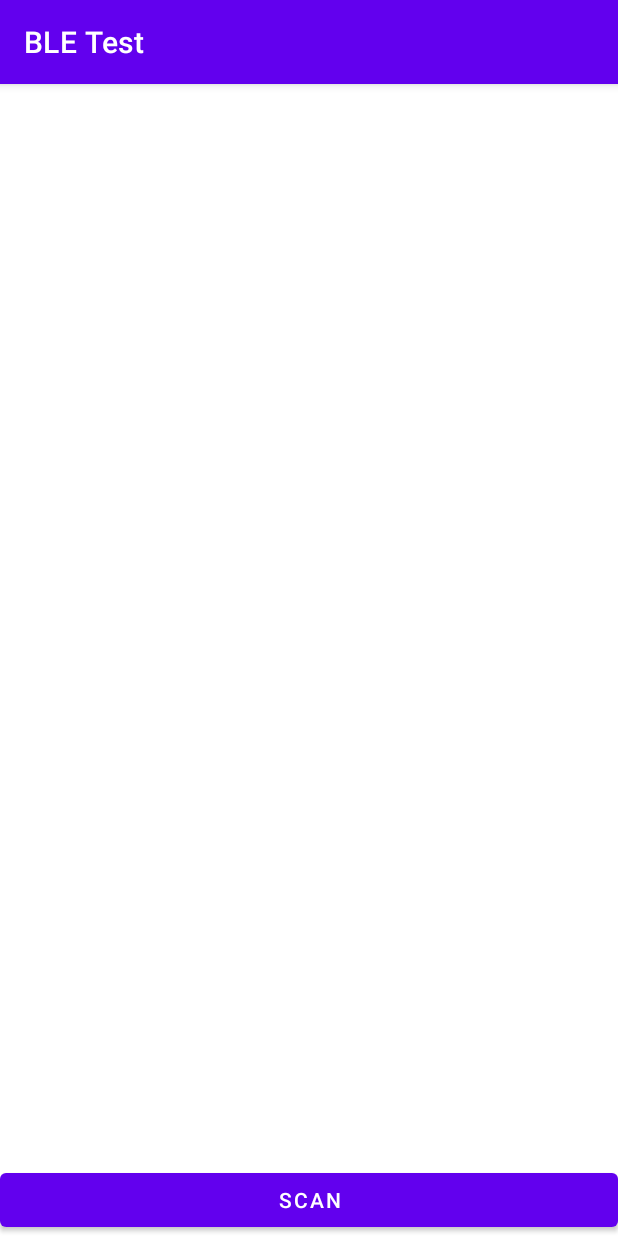
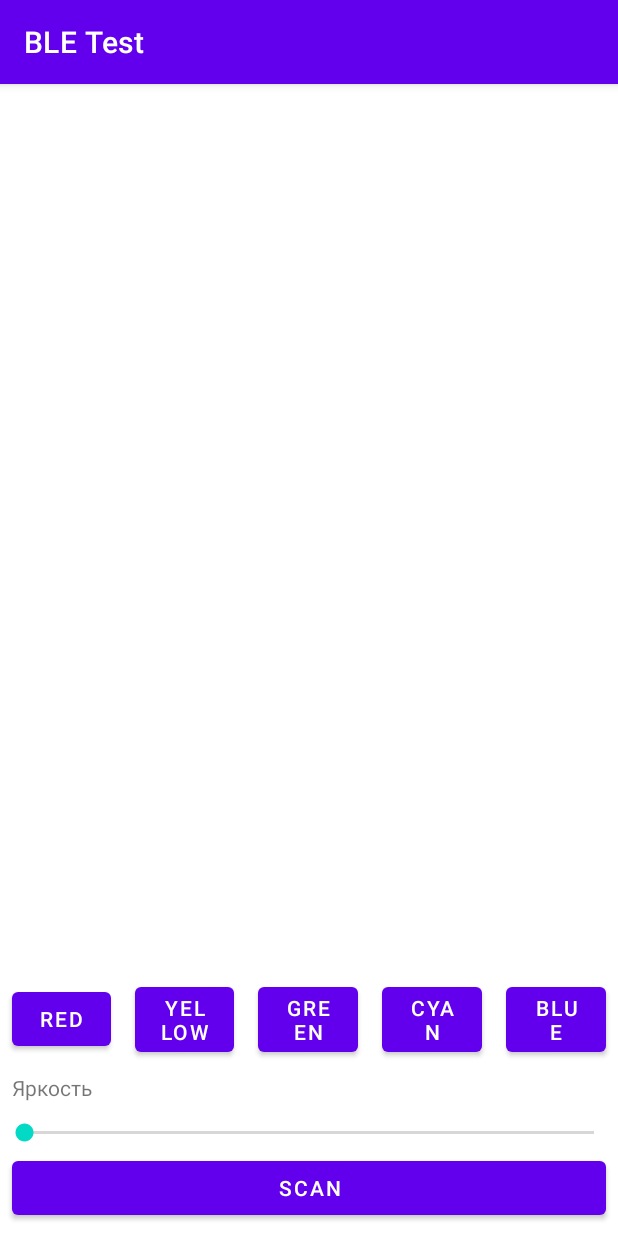
Before and after one commit to Astar75/BLE_Test_no_library, an Android app: the screen it shows after launch (MainActivity), on a phone screen of 412 x 824 dp. Run offline under Robolectric (Android 15) with nearby library versions, the phone set to English and light mode, and no system bars.

```diff
--- a/app/src/main/res/layout/activity_main.xml
+++ b/app/src/main/res/layout/activity_main.xml
@@ -10,16 +10,94 @@
         android:id="@+id/recycler"
         android:layout_width="0dp"
         android:layout_height="0dp"
+        android:layout_margin="8dp"
         app:layoutManager="androidx.recyclerview.widget.LinearLayoutManager"
-        app:layout_constraintBottom_toBottomOf="parent"
+        app:layout_constraintBottom_toTopOf="@+id/containerColorButton"
         app:layout_constraintLeft_toLeftOf="parent"
         app:layout_constraintRight_toRightOf="parent"
         app:layout_constraintTop_toTopOf="parent" />
+
+    <LinearLayout
+        android:id="@+id/containerColorButton"
+        android:layout_width="match_parent"
+        android:layout_height="wrap_content"
+        android:gravity="center_vertical"
+        android:orientation="horizontal"
+        app:layout_constraintBottom_toTopOf="@id/textViewLightness"
+        app:layout_constraintEnd_toEndOf="parent"
+        app:layout_constraintStart_toStartOf="parent">
+
+        <Button
+            android:id="@+id/buttonRedColor"
+            android:layout_width="0dp"
+            android:layout_height="wrap_content"
+            android:layout_margin="8dp"
+            android:layout_weight="1"
+            android:gravity="center"
+            android:text="@string/red" />
+
+
+        <Button
+            android:id="@+id/buttonYellowColor"
+            android:layout_width="0dp"
+            android:layout_height="wrap_content"
+            android:layout_margin="8dp"
+            android:layout_weight="1"
+            android:text="@string/yellow" />
+
+        <Button
+            android:id="@+id/buttonGreenColor"
+            android:layout_width="0dp"
+            android:layout_height="wrap_content"
+            android:layout_margin="8dp"
+            android:layout_weight="1"
+            android:text="@string/green" />
+
+        <Button
+            android:id="@+id/buttonCyanColor"
+            android:layout_width="0dp"
+            android:layout_height="wrap_content"
+            android:layout_margin="8dp"
+            android:layout_weight="1"
+            android:text="@string/cyan" />
+
+        <Button
+            android:id="@+id/buttonBlueColor"
+            android:layout_width="0dp"
+            android:layout_height="wrap_content"
+            android:layout_margin="8dp"
+            android:layout_weight="1"
+            android:text="@string/blue" />
+
+
+    </LinearLayout>
+
+    <TextView
+        android:id="@+id/textViewLightness"
+        android:layout_width="match_parent"
+        android:layout_height="wrap_content"
+        android:layout_marginStart="8dp"
+        android:layout_marginEnd="8dp"
+        android:layout_marginBottom="8dp"
+        android:text="@string/lightness"
+        app:layout_constraintBottom_toTopOf="@id/seekBarIntensity"
+        app:layout_constraintEnd_toEndOf="parent"
+        app:layout_constraintStart_toStartOf="parent" />
+
+    <SeekBar
+        android:id="@+id/seekBarIntensity"
+        android:layout_width="match_parent"
+        android:layout_height="25dp"
+        android:max="255"
+        app:layout_constraintBottom_toTopOf="@id/buttonScan"
+        app:layout_constraintEnd_toEndOf="parent"
+        app:layout_constraintStart_toStartOf="parent" />
 
     <Button
         android:id="@+id/buttonScan"
         android:layout_width="0dp"
         android:layout_height="wrap_content"
+        android:layout_margin="8dp"
         android:text="@string/start_scan"
         app:layout_constraintBottom_toBottomOf="parent"
         app:layout_constraintEnd_toEndOf="parent"
--- a/app/src/main/res/values/strings.xml
+++ b/app/src/main/res/values/strings.xml
@@ -3,4 +3,10 @@
     <string name="start_scan">Scan</string>
     <string name="stop_scan">Stop</string>
     <string name="scan_error_message">Фиаско потерплено!</string>
+    <string name="lightness">Яркость</string>
+    <string name="red">Red</string>
+    <string name="yellow">Yellow</string>
+    <string name="green">Green</string>
+    <string name="cyan">Cyan</string>
+    <string name="blue">Blue</string>
 </resources>
```
Also changed, not shown: app/src/main/java/com/astar/osterrig/bletest/BleOperationType.kt (added, +57 -0 lines), app/src/main/java/com/astar/osterrig/bletest/ConnectionManager.kt (added, +216 -0 lines), app/src/main/java/com/astar/osterrig/bletest/MainActivity.kt (+93 -66 lines).
